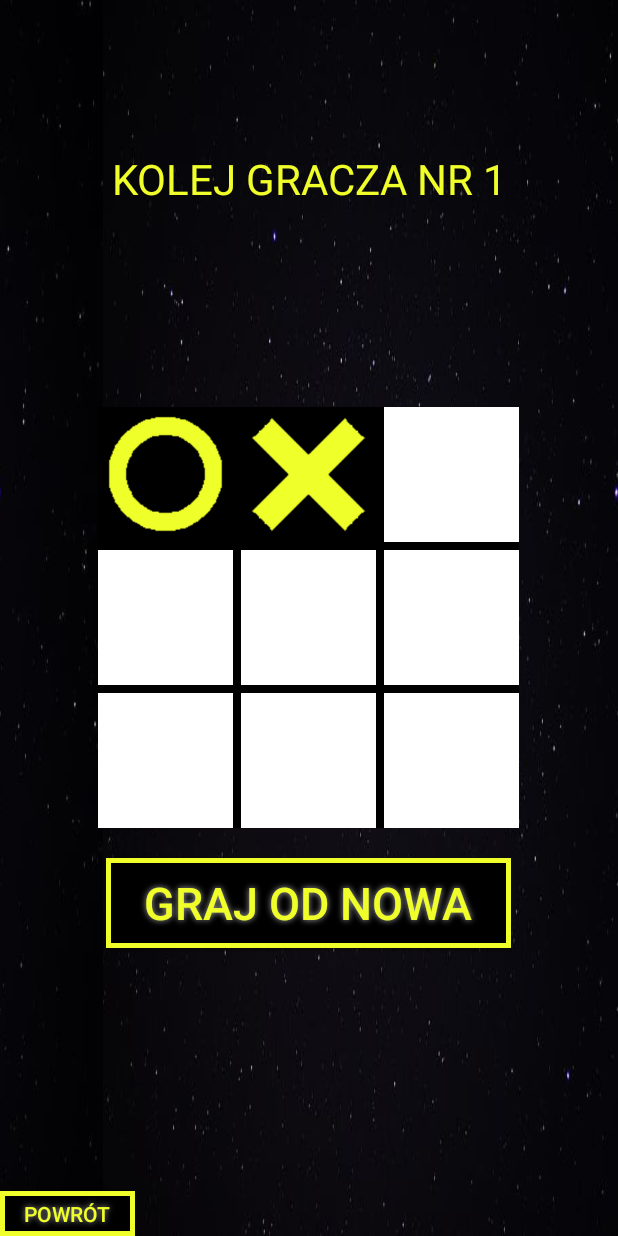
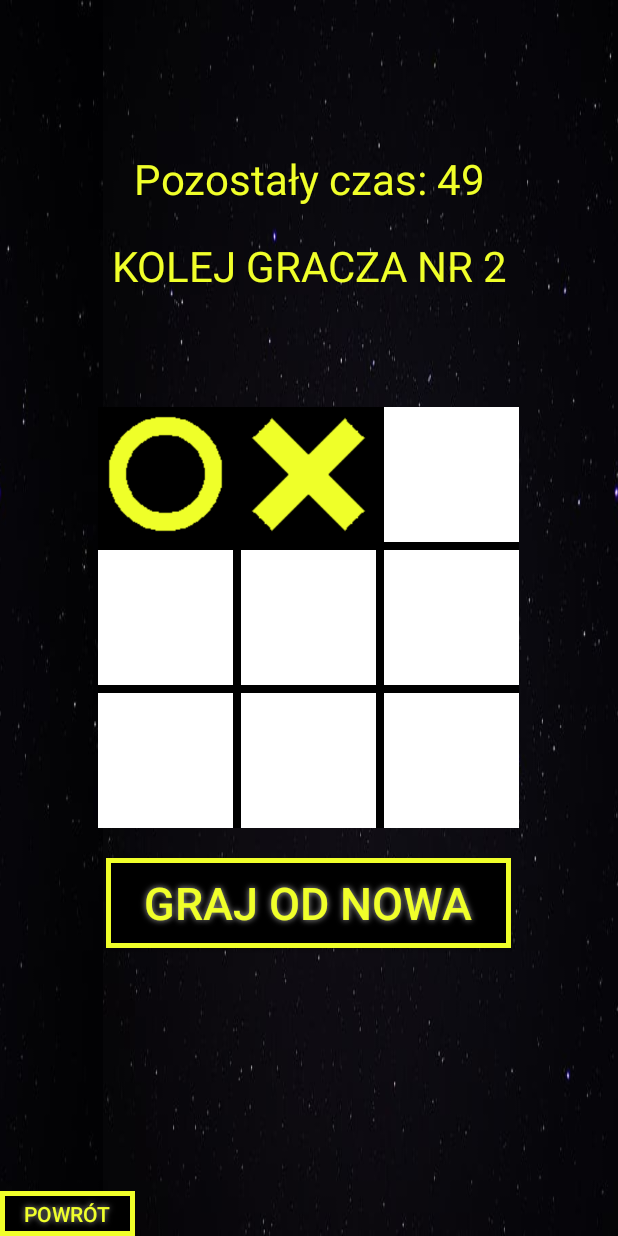
Before and after one commit to AleksandraSwierkowska/TicTacToe, an Android app: the fragment GameFragment shown on its own in the app's theme, after a tap on an icon or button, on a phone screen of 412 x 824 dp. Run offline under Robolectric (Android 15) with nearby library versions, the phone set to English and light mode, and no system bars; 3 other taps on this screen came first.

Commit message:
Commit 2

```diff
--- a/app/src/main/java/com/example/kolkokrzyzyk/ui/home/GameFragment.java
+++ b/app/src/main/java/com/example/kolkokrzyzyk/ui/home/GameFragment.java
@@ -31,6 +31,7 @@ public class GameFragment extends Fragment {
 
     private HomeViewModel homeViewModel;
     private TextView textView;
+    private TextView newTextView;
     private View root;
     private Button[] buttons;
     private int i = 0;
@@ -41,19 +42,21 @@ public class GameFragment extends Fragment {
     private boolean allow;
     private Integer value;
     private static Handler handler;
-
+    private static Handler handler2;
+    private int time;
 
 
 
     @SuppressLint("HandlerLeak")
     public View onCreateView(@NonNull LayoutInflater inflater,
                              ViewGroup container, Bundle savedInstanceState) {
+
         allow = true;
         value = 0;
         homeViewModel =
                 ViewModelProviders.of(getActivity()).get(HomeViewModel.class);
         //View root = inflater.inflate(R.layout.fragment_game_normal, container, false);
-
+        homeViewModel.setStopGame(false);
 
         handler = new Handler(){
             @Override
@@ -65,11 +68,24 @@ public class GameFragment extends Fragment {
 
                 }
 
+
+            }
+        };
+
+       handler2 = new Handler(){
+            @Override
+            public void handleMessage(Message msg){
+                Bundle bundle = msg.getData();
+                time = bundle.getInt("KEY2");
+
+                newTextView = root.findViewById(R.id.text1);
+                newTextView.setText("Pozostały czas: " + (time+1));
+
             }
         };
 
 
-        final Timer timer = new Timer(homeViewModel.getTime().getValue(), handler);
+        final Timer timer = new Timer(homeViewModel.getTime().getValue(), handler, handler2);
         timer.run();
 
 
@@ -86,6 +102,9 @@ public class GameFragment extends Fragment {
             textView = root.findViewById(R.id.text_gallery);
         }
         Animation animation = new Animation(root);
+
+
+
         reset = root.findViewById(R.id.reset);
         back = root.findViewById(R.id.back);
         back.setOnClickListener(new View.OnClickListener() {
@@ -101,11 +120,14 @@ public class GameFragment extends Fragment {
             }
         });
         homeViewModel.setTurn(i);
+
+        if (!timer.isInterrupted()){
             homeViewModel.getStop().observe(getActivity(), new Observer<Boolean>() {
                 @Override
                 public void onChanged(Boolean aBoolean) {
 
-                if (homeViewModel.getStop().getValue() == true){
+                    if (homeViewModel.getStop().getValue() == true && !homeViewModel.getStopGame().getValue()){
+                        newTextView.setText("STOP CZAS");
                     final AlertDialog.Builder builder = new AlertDialog.Builder(getActivity(), R.style.MyDialogTheme);
                     builder
                             .setTitle("KONIEC GRY")
@@ -131,6 +153,8 @@ public class GameFragment extends Fragment {
 
                 }
             });
+        }
+
         buttons = new Button[9];
         img = new int[9];
         final Board board = new Board(3);
@@ -152,7 +176,7 @@ public class GameFragment extends Fragment {
                     homeViewModel.getTurn().observe(getActivity(), new Observer<Integer>() {
                         @Override
                         public void onChanged(Integer integer) {
-                            textView.setText("KOLEJ GRACZA NR " + (integer%2+1));
+
                             if (homeViewModel.getWithWho().getValue()){
                                 if (sym == 0) {
                                     if (img[kCopy] == 0) {
@@ -202,6 +226,9 @@ public class GameFragment extends Fragment {
                     buttons[kCopy].setEnabled(false);
                     board.turn(kCopy, homeViewModel.getTurn().getValue()%2);
                     if(board.check()){
+                        timer.interrupt();
+                        homeViewModel.setStopGame(true);
+                        allow = false;
                         int winner = (homeViewModel.getTurn().getValue()%2);
                         if (winner == 0){winner = 2;}
                         AlertDialog.Builder builder = new AlertDialog.Builder(getActivity(), R.style.MyDialogTheme);
@@ -222,11 +249,13 @@ public class GameFragment extends Fragment {
                                 });
 
                         builder.create().show();
-                        allow = false;
-                        timer.interrupt();
+
+
                     }
                     else if (board.areAllMovesDone()){
-
+                        timer.interrupt();
+                        homeViewModel.setStopGame(true);
+                        allow = false;
                         AlertDialog.Builder builder = new AlertDialog.Builder(getActivity(), R.style.MyDialogTheme);
                         builder
                                 .setTitle("KONIEC GRY")
@@ -244,16 +273,22 @@ public class GameFragment extends Fragment {
                                     }
                                 });
                         builder.create().show();
-                        allow = false;
-                        timer.interrupt();
+
+
 
                     }
-                    if (!homeViewModel.getWithWho().getValue() && homeViewModel.getTurn().getValue()%2==1 && allow){
+
+                    if (!homeViewModel.getWithWho().getValue() && homeViewModel.getTurn().getValue()%2==1 && allow) {
                         ComputerPlay(board, sym);
+                        textView.setText("KOLEJ GRACZA NR " + (homeViewModel.getTurn().getValue() % 2 + 1));
+                        if (board.check()) {
+                            homeViewModel.setStopGame(true);
+                            timer.interrupt();
+                            int winner = (homeViewModel.getTurn().getValue() % 2 + 1);
+                            if (winner == 0) {
+                                winner = 2;
+                            }
                             homeViewModel.setTurn(i);
-                        if(board.check()){
-                            int winner = (homeViewModel.getTurn().getValue()%2);
-                            if (winner == 0){winner = 2;}
                             final AlertDialog.Builder builder = new AlertDialog.Builder(getActivity(), R.style.MyDialogTheme);
                             builder
                                     .setTitle("KONIEC GRY")
@@ -261,22 +296,22 @@ public class GameFragment extends Fragment {
                                     .setNeutralButton("Powrót", new DialogInterface.OnClickListener() {
                                         @Override
                                         public void onClick(DialogInterface dialogInterface, int i) {
-                                            Navigation.findNavController(getActivity(),R.id.nav_host_fragment).navigate(R.id.action_nav_game_to_nav_home);
+                                            Navigation.findNavController(getActivity(), R.id.nav_host_fragment).navigate(R.id.action_nav_game_to_nav_home);
                                         }
                                     })
                                     .setPositiveButton("Zagraj ponownie", new DialogInterface.OnClickListener() {
                                         @Override
                                         public void onClick(DialogInterface dialogInterface, int i) {
-                                            Navigation.findNavController(getActivity(),R.id.nav_host_fragment).navigate(R.id.action_nav_game_self);
+                                            Navigation.findNavController(getActivity(), R.id.nav_host_fragment).navigate(R.id.action_nav_game_self);
                                         }
                                     });
 
                             builder.create().show();
+
+
+                        } else if (board.areAllMovesDone()) {
                             timer.interrupt();
-
-                        }
-                        else if (board.areAllMovesDone()){
-
+                            homeViewModel.setStopGame(true);
                             AlertDialog.Builder builder = new AlertDialog.Builder(getActivity(), R.style.MyDialogTheme);
                             builder
                                     .setTitle("KONIEC GRY")
@@ -284,20 +319,24 @@ public class GameFragment extends Fragment {
                                     .setNeutralButton("Powrót", new DialogInterface.OnClickListener() {
                                         @Override
                                         public void onClick(DialogInterface dialogInterface, int i) {
-                                            Navigation.findNavController(getActivity(),R.id.nav_host_fragment).navigate(R.id.action_nav_game_to_nav_home);
+                                            Navigation.findNavController(getActivity(), R.id.nav_host_fragment).navigate(R.id.action_nav_game_to_nav_home);
                                         }
                                     })
                                     .setPositiveButton("Zagraj ponownie", new DialogInterface.OnClickListener() {
                                         @Override
                                         public void onClick(DialogInterface dialogInterface, int i) {
-                                            Navigation.findNavController(getActivity(),R.id.nav_host_fragment).navigate(R.id.action_nav_game_self);
+                                            Navigation.findNavController(getActivity(), R.id.nav_host_fragment).navigate(R.id.action_nav_game_self);
                                         }
                                     });
                             builder.create().show();
-                            timer.interrupt();
+
 
                         }
+
                     }
+                    int who = (homeViewModel.getTurn().getValue()%2);
+                    if (who == 0){who=2;}
+                    textView.setText("KOLEJ GRACZA NR " + who);
 
                 }
             });
--- a/app/src/main/java/com/example/kolkokrzyzyk/ui/home/HomeViewModel.java
+++ b/app/src/main/java/com/example/kolkokrzyzyk/ui/home/HomeViewModel.java
@@ -11,6 +11,7 @@ public class HomeViewModel extends ViewModel {
     private MutableLiveData<Boolean> withWho;
     private MutableLiveData<Integer> time;
     private MutableLiveData<Boolean> stop;
+    private MutableLiveData<Boolean> stopGame;
 
 
     public HomeViewModel() {
@@ -24,7 +25,8 @@ public class HomeViewModel extends ViewModel {
         time = new MutableLiveData<>();
         time.setValue(60);
         stop = new MutableLiveData<>();
-        //stop.setValue(false);
+        stopGame = new MutableLiveData<>();
+        stopGame.setValue(false);
     }
     public void setTurn(Integer i){
         turn.setValue(i);
@@ -50,5 +52,7 @@ public class HomeViewModel extends ViewModel {
     public LiveData<Integer>getTime(){return time;}
     public void setStop(Boolean i){stop.setValue(i);}
     public LiveData<Boolean>getStop(){return stop;}
+    public void setStopGame(Boolean i){stopGame.setValue(i);}
+    public LiveData<Boolean>getStopGame(){return stopGame;}
 
 }
--- a/app/src/main/java/com/example/kolkokrzyzyk/ui/home/Timer.java
+++ b/app/src/main/java/com/example/kolkokrzyzyk/ui/home/Timer.java
@@ -1,4 +1,6 @@
 package com.example.kolkokrzyzyk.ui.home;
+
+
 
 import android.os.Bundle;
 import android.os.CountDownTimer;
@@ -6,13 +8,40 @@ import android.os.Handler;
 import android.os.Message;
 
 
+import android.util.Log;
+
+import android.animation.ValueAnimator;
+import android.annotation.SuppressLint;
+import android.app.AlertDialog;
+import android.content.DialogInterface;
+import android.os.Bundle;
+
+import android.os.Handler;
+import android.os.Message;
+import android.util.Log;
+import android.view.LayoutInflater;
+import android.view.View;
+import android.view.ViewGroup;
+import com.example.kolkokrzyzyk.R;
+
+
 public class Timer extends Thread {
     private long timeToGet;
     private Handler handler;
+    private Handler handler2;
     private CountDownTimer currentTime;
-    Timer(long timeToGet, Handler handler){
+    private ViewGroup container;
+    private View newTextView;
+    LayoutInflater inflater;
+
+    private View root;
+
+    Timer(long timeToGet, Handler handler, Handler handler2){
         this.timeToGet = timeToGet*1000;
         this.handler = handler;
+        this.container = container;
+        this.inflater = inflater;
+        this.handler2 = handler2;
     }
     @Override
     public void run() {
@@ -22,6 +51,8 @@ public class Timer extends Thread {
             public void onTick(long millisUntilFinished){
 
                 timeToGet = millisUntilFinished;
+                sendMessage2(timeToGet);
+
 
             }
             @Override
@@ -43,5 +74,12 @@ public class Timer extends Thread {
         handler.sendMessage(msg);
 
     }
+    public void sendMessage2(long timeToGet){
+        final Message msg = new Message();
+        Bundle bundle = new Bundle();
+        bundle.putInt("KEY2", (int)(timeToGet/1000));
+        msg.setData(bundle);
+        handler2.sendMessage(msg);
+    }
 
 }
--- a/app/src/main/res/layout/fragment_game_normal.xml
+++ b/app/src/main/res/layout/fragment_game_normal.xml
@@ -24,13 +24,26 @@
 
     </FrameLayout>
     <TextView
-        android:id="@+id/text_gallery"
+        android:id="@+id/text1"
         android:layout_width="match_parent"
         android:layout_height="wrap_content"
         android:layout_alignParentTop="true"
         android:layout_centerInParent="true"
         android:layout_marginStart="8dp"
         android:layout_marginTop="100dp"
+        android:layout_marginEnd="8dp"
+        android:textAlignment="center"
+        android:text=""
+        android:textColor="@color/starwars"
+        android:textSize="28sp" />
+    <TextView
+        android:id="@+id/text_gallery"
+        android:layout_width="match_parent"
+        android:layout_height="wrap_content"
+        android:layout_below="@id/text1"
+        android:layout_centerInParent="true"
+        android:layout_marginStart="8dp"
+        android:layout_marginTop="20dp"
         android:layout_marginEnd="8dp"
         android:textAlignment="center"
         android:text="POJEDYNEK CZAS ZACZĄĆ"
```
Also changed, not shown: app/src/main/res/layout/fragment_game_big.xml (+16 -2 lines), app/src/main/res/layout/fragment_game_small.xml (+16 -2 lines). Lines whose indentation alone changed are shown as unchanged.
